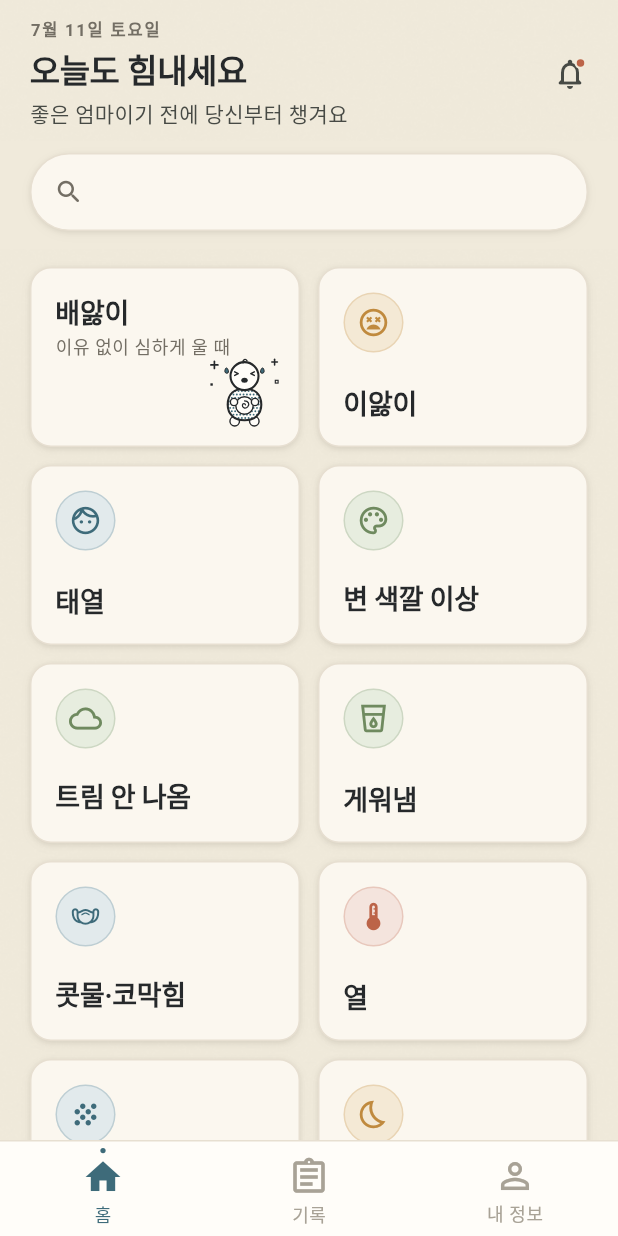
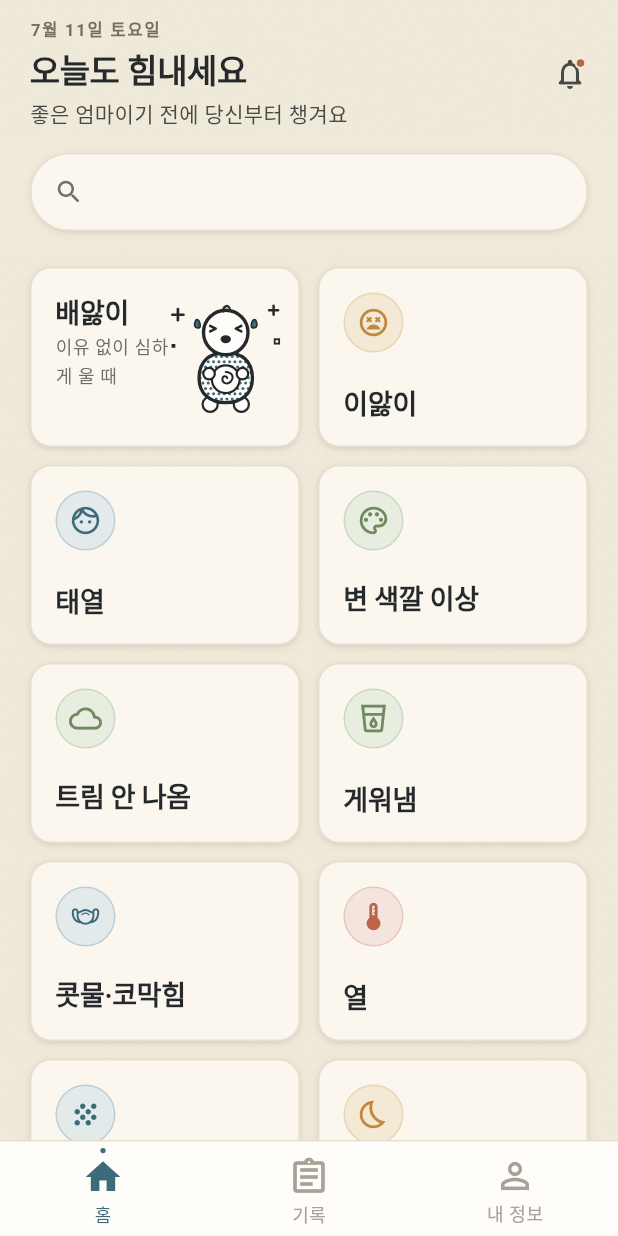
Before and after one commit to skyinthe-sea/agawaeuleo, a Flutter app: the HomeScreen screen opened by its route, on a phone screen of 412 x 824 dp. Run offline on Flutter 3.47's test engine with Material 3 defaults, Android fonts, the phone set to English and light mode, and no system bars; drawn by our look-alikes of flutter_animate; our stand-ins replace connectivity_plus, drift, drift_flutter, envied, firebase_core, firebase_messaging and 12 more; accounts and stored records are empty; generated files the repository leaves out were written again; Roboto replaces fonts that are missing (NotoSerifKR, Pretendard).

Commit message:
feat(home): 배앓이 일러스트 카드 확대(우측 1/2) + 상세 헤더 히어로 연동 + tagline DB 이관
검토 피드백 반영 3건.

- 카드 일러스트를 우측 절반(폭 1/2, 세로 중앙, 높이 상한 112)으로 확대.
  설명은 caption 2줄 말줄임, 우측 인셋은 일러스트 뷰박스의 빈 왼쪽 마진만큼
  (x12) 양보해 좁은 기기에서도 한 줄 폭 확보.
- 상세 헤더: 일러스트 등록 증상은 InkHaloIcon 대신 동일 일러스트(56dp).
  홈 카드 일러스트가 symptom-icon 히어로로 상세까지 비행(축소 착지).
- 한 줄 설명 DB 이관: symptoms.tagline 컬럼(마이그레이션 0007, 멱등) 신설
  + colic 값 시드. Symptom 엔티티/원격 매핑/픽스처 미러 반영, 앱 내
  SymptomTaglines 하드코딩 레지스트리 삭제. supabase/README 마이그레이션
  표에 0006·0007 행 보완.
  ※ 라이브 적용은 발주자 supabase db push 시(MCP 토큰 미인증 확인됨).
  ※ tagline 카피는 §13.3 의료 문구 검수 대상(0004 summary 표현 범위 내 축약).

검증: analyze 0 이슈 · 전체 스위트 그린(카드 우측 절반 크기 검증,
상세 히어로 일러스트 착지 검증으로 테스트 갱신).

Co-Authored-By: Claude <noreply@anthropic.com>

```diff
--- a/lib/data/fixtures/fixture_symptoms.dart
+++ b/lib/data/fixtures/fixture_symptoms.dart
@@ -45,6 +45,7 @@ final List<Symptom> fixtureSymptoms = <Symptom>[
     name: '배앓이',
     chosung: 'ㅂㅇㅇ',
     aliases: const ['영아산통', '가스', '가스참', '복통'],
+    tagline: '이유 없이 심하게 울 때',
     emojiOrIcon: 'tummy_pain',
     productKeywords: const ['배앓이', '영아산통 완화', '아기 가스제거'],
     orderIndex: 1,
--- a/lib/data/supabase/symptom_remote_data_source.dart
+++ b/lib/data/supabase/symptom_remote_data_source.dart
@@ -65,6 +65,7 @@ class SymptomRemoteDataSource {
     name: row['name'] as String,
     chosung: row['chosung'] as String,
     aliases: _stringList(row['aliases']),
+    tagline: row['tagline'] as String?,
     emojiOrIcon: row['emoji_or_icon'] as String?,
     productKeywords: _stringList(row['product_keywords']),
     orderIndex: (row['order_index'] as num?)?.toInt() ?? 0,
--- a/lib/domain/entities/symptom.dart
+++ b/lib/domain/entities/symptom.dart
@@ -24,6 +24,10 @@ abstract class Symptom with _$Symptom {
     /// `aliases` — 동의어. 예: ['가스', '영아산통'].
     @Default(<String>[]) List<String> aliases,
 
+    /// `tagline` — 홈 카드 한 줄 설명(§11.7 일러스트 카드). 예: '이유 없이
+    /// 심하게 울 때'. 참고용 톤 유지 — 의학 카피 검수 대상(§13.3).
+    String? tagline,
+
     /// `emoji_or_icon` — 아이콘 키(nullable).
     String? emojiOrIcon,
 
--- a/lib/presentation/features/home/widgets/symptom_card.dart
+++ b/lib/presentation/features/home/widgets/symptom_card.dart
@@ -1,9 +1,10 @@
+import 'dart:math' as math;
+
 import 'package:agawaeuleo/config/theme/theme.dart';
 import 'package:agawaeuleo/domain/entities/symptom.dart';
 import 'package:agawaeuleo/presentation/widgets/cards/app_card.dart';
 import 'package:agawaeuleo/presentation/widgets/symptom/symptom_icon.dart';
 import 'package:agawaeuleo/presentation/widgets/symptom/symptom_illustration.dart';
-import 'package:agawaeuleo/presentation/widgets/symptom/symptom_tagline.dart';
 import 'package:agawaeuleo/presentation/widgets/symptom/symptom_tone.dart';
 import 'package:flutter/material.dart';
 
@@ -11,8 +12,8 @@ import 'package:flutter/material.dart';
 ///
 /// 두 가지 레이아웃:
 /// - **일러스트 카드**([SymptomIllustrations] 등록 증상 — 현재 배앓이 트라이얼):
-///   좌상단 제목(heading) + 그 아래 한 줄 설명(caption `ink500`), 우하단
-///   빈 공간에 먹선+하프톤 손그림 일러스트.
+///   좌상단 제목(heading) + 그 아래 한 줄 설명([Symptom.tagline], caption
+///   `ink500`), 우측 절반에 먹선+하프톤 손그림 일러스트(세로 중앙).
 /// - **기본 카드**(나머지): 상단 수묵 라인 아이콘(40 원형, `SymptomTone` 톤) +
 ///   하단 증상명 — 기존 레이아웃 그대로.
 ///
@@ -20,17 +21,13 @@ import 'package:flutter/material.dart';
 /// 라이트 햅틱. 카드 자체는 그리드 밀도상 `flat`(기본값) 유지.
 ///
 /// Hero 태그 계약(상세 화면과 공유 — §11.9): 아이콘 `symptom-icon-<id>`,
-/// 증상명 `symptom-name-<id>`. 일러스트 카드는 아이콘 히어로 소스가 없어
-/// 증상명만 비행한다(상세 쪽 태그는 짝 없이 무해).
+/// 증상명 `symptom-name-<id>`. 일러스트 카드는 일러스트 자체가 아이콘
+/// 히어로로 비행한다(상세 헤더의 동일 일러스트로 축소 착지).
 class SymptomCard extends StatelessWidget {
   const SymptomCard({required this.symptom, required this.onTap, super.key});
 
   final Symptom symptom;
   final VoidCallback onTap;
-
-  /// 일러스트 렌더 크기·우하단 여백(dp). 카드 높이 120 기준 — 제목·설명
-  /// 텍스트 블록(상단 ~60dp)과 일러스트 상단이 겹치지 않는 상한이다.
-  static const double _illustrationSize = 56;
 
   @override
   Widget build(BuildContext context) {
@@ -40,27 +37,48 @@ class SymptomCard extends StatelessWidget {
     return _buildClassic(context);
   }
 
-  /// 좌상단 제목/설명 + 우하단 일러스트.
+  /// 좌상단 제목/설명 + 우측 절반 일러스트.
   Widget _buildIllustrated(BuildContext context) {
     final colors = context.colors;
-    final tagline = SymptomTaglines.resolve(symptom.slug);
+    final tagline = symptom.tagline;
 
     return AppCard(
       onTap: onTap,
       padding: EdgeInsets.zero,
-      child: Stack(
+      child: LayoutBuilder(
+        builder: (context, constraints) {
+          // 일러스트는 카드 우측 절반을 차지하되, 넓은 셀에서도 카드 높이
+          // (120 - 상하 숨쉴 여백)를 넘지 않는다.
+          final illustrationSize = math.min(
+            constraints.maxWidth / 2,
+            constraints.maxHeight - AppSpacing.x8,
+          );
+          return Stack(
             fit: StackFit.expand,
             children: [
-          Positioned(
-            right: AppSpacing.x8,
-            bottom: AppSpacing.x8,
+              Align(
+                alignment: Alignment.centerRight,
+                child: Padding(
+                  padding: const EdgeInsets.only(right: AppSpacing.x4),
+                  child: Hero(
+                    tag: 'symptom-icon-${symptom.id}',
                     child: SymptomIllustration(
                       illustrationKey: symptom.emojiOrIcon!,
-              size: _illustrationSize,
+                      size: illustrationSize,
+                    ),
+                  ),
                 ),
               ),
               Padding(
-            padding: const EdgeInsets.all(AppSpacing.cardPadding),
+                // 우측 인셋은 일러스트 폭에서 x12 양보 — 일러스트 뷰박스의
+                // 빈 왼쪽 마진(그림 본체는 x≈25dp부터)이라 겹쳐 보이지 않고,
+                // 설명 한 줄('심하게 울 때' 수준)의 폭이 확보된다.
+                padding: EdgeInsets.fromLTRB(
+                  AppSpacing.cardPadding,
+                  AppSpacing.cardPadding,
+                  illustrationSize - AppSpacing.x12,
+                  AppSpacing.cardPadding,
+                ),
                 child: Column(
                   crossAxisAlignment: CrossAxisAlignment.start,
                   children: [
@@ -69,14 +87,18 @@ class SymptomCard extends StatelessWidget {
                     if (tagline != null)
                       Text(
                         tagline,
-                    style: context.texts.caption.copyWith(color: colors.ink500),
-                    maxLines: 1,
+                        style: context.texts.caption.copyWith(
+                          color: colors.ink500,
+                        ),
+                        maxLines: 2,
                         overflow: TextOverflow.ellipsis,
                       ),
                   ],
                 ),
               ),
             ],
+          );
+        },
       ),
     );
   }
--- a/lib/presentation/widgets/symptom/symptom_tagline.dart
+++ /dev/null
@@ -1,23 +0,0 @@
-/// 증상 카드 한 줄 설명(태그라인) — [SymptomIllustrations]와 짝을 이루는
-/// 프레젠테이션 카피. 일러스트 레이아웃 카드에서 제목 아래 캡션으로 노출된다.
-///
-/// ⚠️ 의학 정보 규칙(§13.3): 증상을 '설명'만 하고 진단·치료를 단정하지 않는
-/// 참고용 톤을 유지할 것. 문구는 픽스처/시드의 검수 대상 summary 표현을
-/// 벗어나지 않는 범위로 제한한다.
-///
-/// 16종 확산 시 이 카피는 `symptoms` 테이블 컬럼(스펙 §7.1 개정)으로 옮기는
-/// 것이 원칙(증상 데이터 앱 하드코딩 금지)이다 — 현재는 배앓이 1종 트라이얼.
-library;
-
-class SymptomTaglines {
-  const SymptomTaglines._();
-
-  /// `slug` → 한 줄 설명. 카드 폭(2열 그리드 기준 약 120dp 텍스트 폭)에서
-  /// 한 줄에 들어가도록 12자 내외를 유지한다.
-  static const Map<String, String> _bySlug = <String, String>{
-    'colic': '이유 없이 심하게 울 때',
-  };
-
-  /// [slug]의 태그라인. 미등록 증상은 `null`(카드가 캡션 줄을 생략).
-  static String? resolve(String slug) => _bySlug[slug];
-}
```
Also changed, not shown: lib/presentation/features/symptom_detail/symptom_detail_screen.dart (+9 -1 lines), lib/domain/entities/symptom.freezed.dart, 4 other files. Lines whose indentation alone changed are shown as unchanged.
